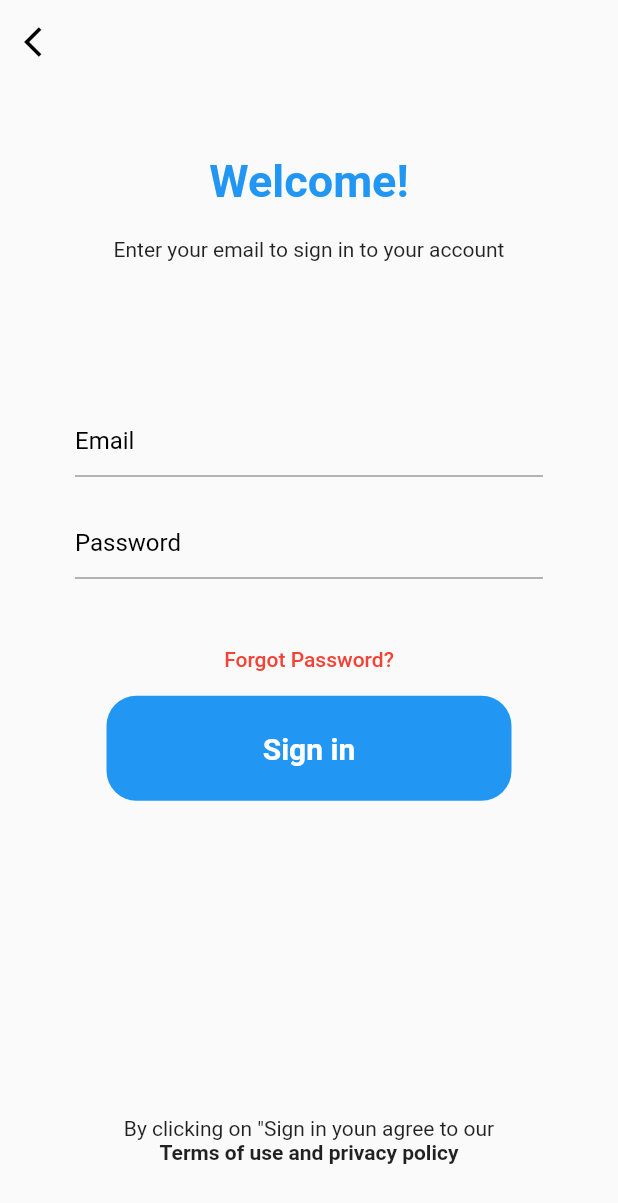
After one commit to Akash701/Learning-PLatform, a Flutter app: the welcome screen opened directly, on a phone screen of 412 x 824 dp. The commit adds this screen. Shown: the top 1203 px of the screen. Run offline on Flutter 3.47's test engine with Material 2 defaults, Android fonts, the phone set to English and light mode, and no system bars.

Commit message:
Welcome page completed

```diff
--- a/lib/SingUpForm/SignupForm.dart
+++ b/lib/SingUpForm/SignupForm.dart
@@ -1,4 +1,6 @@
 import 'package:flutter/material.dart';
+import 'package:healthcare/Signin/signin.dart';
+import 'package:healthcare/WelcomeScreen/welcome.dart';
 import 'InputValues.dart';
 
 class SignupForm extends StatefulWidget {
@@ -10,6 +12,7 @@ class _SignupFormState extends State<SignupForm> {
   @override
   Widget build(BuildContext context) {
     return Scaffold(
+      resizeToAvoidBottomInset: false,
       appBar: AppBar(
         leading: IconButton(
           icon: Icon(Icons.arrow_back_ios, color: Colors.black),
@@ -64,7 +67,9 @@ class _SignupFormState extends State<SignupForm> {
               ),
             ],
           ),
-          Container(
+          RawMaterialButton(
+            onPressed: () {},
+            child: Container(
               child: Center(
                 child: Text(
                   'Sign in',
@@ -84,6 +89,7 @@ class _SignupFormState extends State<SignupForm> {
                 color: Colors.blue,
               ),
             ),
+          ),
           Row(
             mainAxisAlignment: MainAxisAlignment.center,
             children: [
@@ -92,7 +98,7 @@ class _SignupFormState extends State<SignupForm> {
                 onPressed: () {
                   Navigator.push(
                     context,
-                    MaterialPageRoute(builder: (context) => SignupForm()),
+                    MaterialPageRoute(builder: (context) => welcome()),
                   );
                 },
                 child: Text(
--- /dev/null
+++ b/lib/WelcomeScreen/welcome.dart
@@ -0,0 +1,98 @@
+import 'package:flutter/material.dart';
+import 'package:healthcare/SingUpForm/InputValues.dart';
+
+class welcome extends StatefulWidget {
+  @override
+  _welcomeState createState() => _welcomeState();
+}
+
+class _welcomeState extends State<welcome> {
+  @override
+  Widget build(BuildContext context) {
+    return Scaffold(
+      appBar: AppBar(
+        leading: IconButton(
+          icon: Icon(Icons.arrow_back_ios, color: Colors.black),
+          onPressed: () => Navigator.of(context).pop(),
+        ),
+        backgroundColor: Colors.transparent,
+        elevation: 0,
+      ),
+      body: Column(
+        mainAxisAlignment: MainAxisAlignment.spaceAround,
+        crossAxisAlignment: CrossAxisAlignment.center,
+        children: [
+          Column(
+            children: [
+              Text(
+                "Welcome!",
+                style: TextStyle(
+                    color: Colors.blue,
+                    fontSize: 30,
+                    fontWeight: FontWeight.bold),
+              ),
+              SizedBox(
+                height: 20,
+              ),
+              Text('Enter your email to sign in to your account'),
+            ],
+          ),
+          Column(
+            children: [
+              InputValues('Email'),
+              SizedBox(
+                height: 20,
+              ),
+              InputValues('Password'),
+              SizedBox(
+                height: 30,
+              ),
+              TextButton(
+                onPressed: () {},
+                child: Text(
+                  'Forgot Password?',
+                  style: TextStyle(color: Colors.red),
+                ),
+              ),
+              RawMaterialButton(
+                onPressed: () {},
+                child: Container(
+                  child: Center(
+                    child: Text(
+                      'Sign in',
+                      style: TextStyle(
+                          fontWeight: FontWeight.bold,
+                          fontSize: 20,
+                          color: Colors.white),
+                    ),
+                  ),
+                  width: 270,
+                  height: 70,
+                  decoration: BoxDecoration(
+                    borderRadius: BorderRadius.all(
+                      Radius.circular(20),
+                    ),
+                    shape: BoxShape.rectangle,
+                    color: Colors.blue,
+                  ),
+                ),
+              ),
+            ],
+          ),
+          SizedBox(
+            height: 20,
+          ),
+          Column(
+            children: [
+              Text('By clicking on "Sign in youn agree to our'),
+              Text(
+                'Terms of use and privacy policy',
+                style: TextStyle(fontWeight: FontWeight.bold),
+              )
+            ],
+          )
+        ],
+      ),
+    );
+  }
+}
```
Lines whose indentation alone changed are shown as unchanged.
